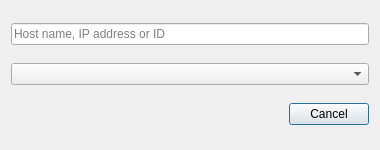
The window that source/client/desktop/quick_connect_dialog.ui (dchapyshev/aspia) describes before a commit, drawn with Qt 5.
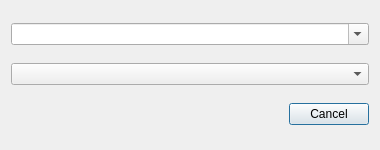
The same window after the commit. Custom widgets are drawn as their Qt base class.

Commit message: Implement MRU for quick connect.

Diff of the .ui file:
```diff
--- a/source/client/desktop/quick_connect_dialog.ui
+++ b/source/client/desktop/quick_connect_dialog.ui
@@ -18,9 +18,12 @@
   </property>
   <layout class="QVBoxLayout" name="verticalLayout">
    <item>
-    <widget class="QLineEdit" name="edit_address">
-     <property name="placeholderText">
-      <string>Host name, IP address or ID</string>
+    <widget class="QComboBox" name="combo_address">
+     <property name="editable">
+      <bool>true</bool>
+     </property>
+     <property name="insertPolicy">
+      <enum>QComboBox::InsertPolicy::NoInsert</enum>
      </property>
     </widget>
    </item>
```
Left out of the diff: 2 changed lines with no effect on the pictures. The commit also changes 3 other files.
